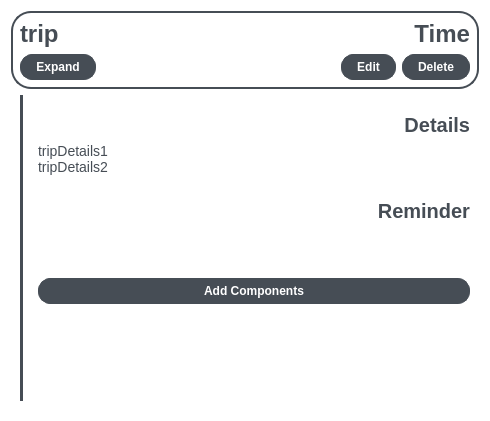
Above: tripComponent.ui from PantilaK/Pigeon before the change. Below: the same form after it.
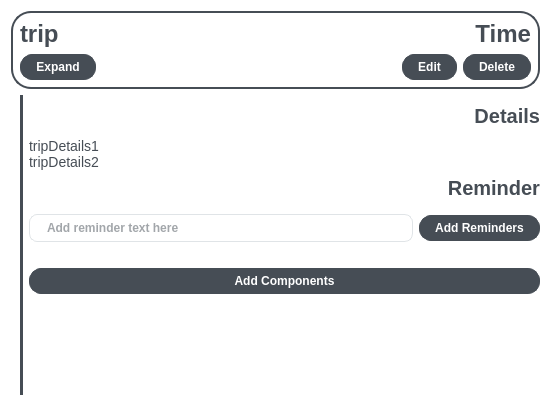
That is the form after the change.

What changed in the file:
```diff
--- a/tripComponent.ui
+++ b/tripComponent.ui
@@ -6,8 +6,8 @@
    <rect>
     <x>0</x>
     <y>0</y>
-    <width>490</width>
-    <height>421</height>
+    <width>551</width>
+    <height>415</height>
    </rect>
   </property>
   <property name="sizePolicy">
@@ -45,6 +45,13 @@
   padding: 5px 15px;
   outline: 0px;
 }
+QLineEdit {
+  color: #464d55;
+  font-weight: 600;
+  border-radius: 8px;
+  border: 1px solid #e0e4e7;
+  padding: 5px 15px;
+}
 </string>
   </property>
   <layout class="QVBoxLayout" name="verticalLayout">
@@ -197,6 +204,18 @@
          <item>
           <widget class="QWidget" name="tripDetailsWidget" native="true">
            <layout class="QVBoxLayout" name="verticalLayout_4">
+            <property name="leftMargin">
+             <number>0</number>
+            </property>
+            <property name="topMargin">
+             <number>0</number>
+            </property>
+            <property name="rightMargin">
+             <number>0</number>
+            </property>
+            <property name="bottomMargin">
+             <number>0</number>
+            </property>
             <item>
              <widget class="QLabel" name="detailHeaderLabel">
               <property name="text">
@@ -221,6 +240,18 @@
          <item>
           <widget class="QWidget" name="tripReminderWidget" native="true">
            <layout class="QVBoxLayout" name="verticalLayout_5">
+            <property name="leftMargin">
+             <number>0</number>
+            </property>
+            <property name="topMargin">
+             <number>0</number>
+            </property>
+            <property name="rightMargin">
+             <number>0</number>
+            </property>
+            <property name="bottomMargin">
+             <number>0</number>
+            </property>
             <item>
              <widget class="QLabel" name="reminderHeaderLabel">
               <property name="text">
@@ -232,7 +263,34 @@
              </widget>
             </item>
             <item>
-             <layout class="QVBoxLayout" name="checkboxLayout"/>
+             <layout class="QVBoxLayout" name="tripReminderLayout"/>
+            </item>
+            <item>
+             <layout class="QHBoxLayout" name="horizontalLayout_7">
+              <property name="topMargin">
+               <number>0</number>
+              </property>
+              <item>
+               <widget class="QLineEdit" name="tripReminderLineEdit">
+                <property name="placeholderText">
+                 <string>Add reminder text here</string>
+                </property>
+               </widget>
+              </item>
+              <item>
+               <widget class="QPushButton" name="tripReminderAddButton">
+                <property name="sizePolicy">
+                 <sizepolicy hsizetype="Minimum" vsizetype="Fixed">
+                  <horstretch>0</horstretch>
+                  <verstretch>0</verstretch>
+                 </sizepolicy>
+                </property>
+                <property name="text">
+                 <string>Add Reminders</string>
+                </property>
+               </widget>
+              </item>
+             </layout>
             </item>
            </layout>
           </widget>
@@ -240,6 +298,18 @@
          <item>
           <widget class="QWidget" name="tripComponentControlWidget" native="true">
            <layout class="QHBoxLayout" name="horizontalLayout_4">
+            <property name="leftMargin">
+             <number>0</number>
+            </property>
+            <property name="topMargin">
+             <number>0</number>
+            </property>
+            <property name="rightMargin">
+             <number>0</number>
+            </property>
+            <property name="bottomMargin">
+             <number>0</number>
+            </property>
             <item>
              <widget class="QPushButton" name="addComponentButton">
               <property name="text">
```
